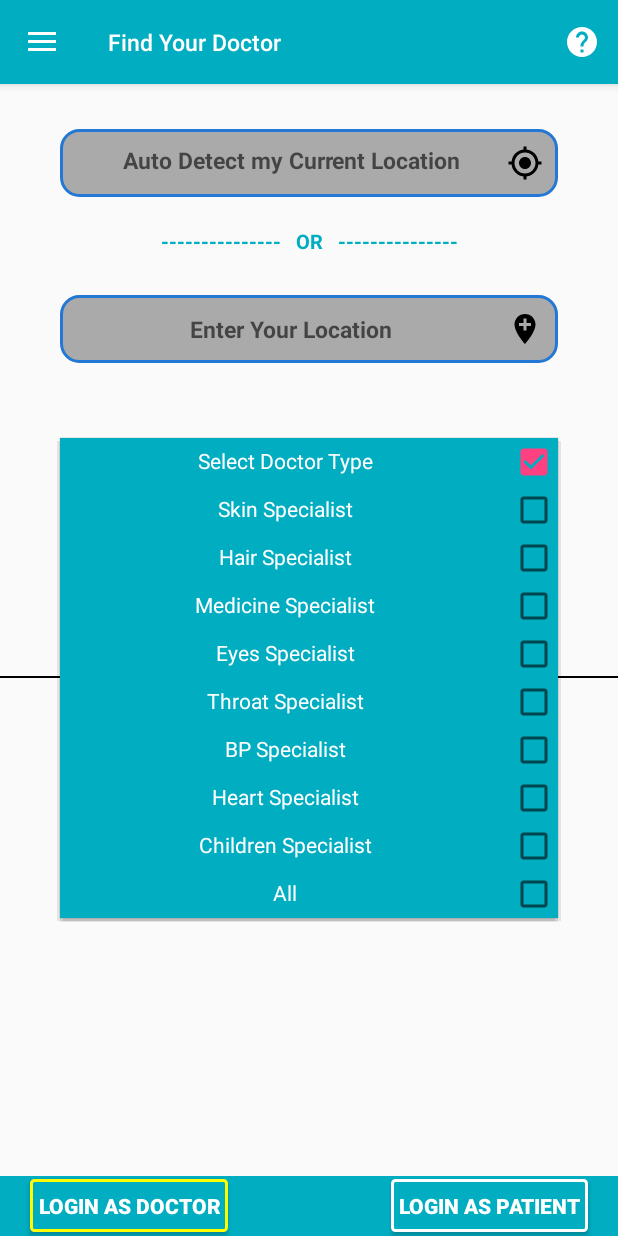
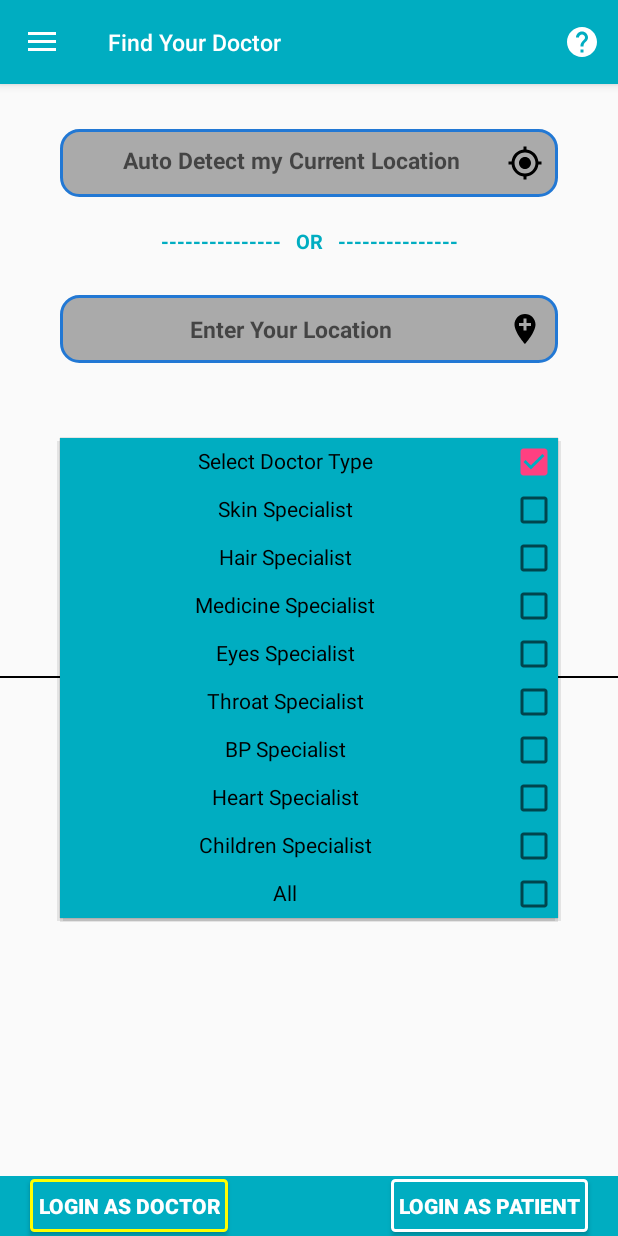
Before and after one commit to Ritika94168/DoctorFinderApp, an Android app: the MainActivity screen opened directly, with no data from a screen before it, after a tap on "Select Doctor Type", on a phone screen of 412 x 824 dp. Run offline under Robolectric (Android 15) with nearby library versions, the phone set to English and light mode, and no system bars; plain views replace CircularProgressButton.

Commit message:
toast1nsnssokkmkm

```diff
--- a/app/src/main/java/com/anshul/doctorfinder/DoctorPersonalDetails.java
+++ b/app/src/main/java/com/anshul/doctorfinder/DoctorPersonalDetails.java
@@ -393,7 +393,7 @@ public class DoctorPersonalDetails extends AppCompatActivity implements AdapterV
                 female.setEnabled(true);
                 others.setEnabled(true);
 
-                doctorImage.setFocusableInTouchMode(true);
+               // doctorImage.setFocusableInTouchMode(true);
                 dname.setFocusableInTouchMode(true);
                 doctorSpinner.setFocusableInTouchMode(true);
                 contact.setFocusableInTouchMode(true);
@@ -412,7 +412,7 @@ public class DoctorPersonalDetails extends AppCompatActivity implements AdapterV
                 others.setFocusableInTouchMode(true);
 
 
-                doctorImage.setFocusable(true);
+             //   doctorImage.setFocusable(true);
                 dname.setFocusable(true);
                 doctorSpinner.setFocusable(true);
                 contact.setFocusable(true);
--- a/app/src/main/java/com/anshul/doctorfinder/MainActivity.java
+++ b/app/src/main/java/com/anshul/doctorfinder/MainActivity.java
@@ -85,6 +85,7 @@ public class MainActivity extends AppCompatActivity implements NavigationView.On
     String s1;
     EditText location;
     SharedPreferences sharedpreferences;
+    Button patientaccount,patientbookings;
     public static final String mypreference = "mypref";
     public static final int MAINMENU_CODE = 200;
     private static final int NETWORK_PERMISSION_CODE = 100;
@@ -155,6 +156,8 @@ public class MainActivity extends AppCompatActivity implements NavigationView.On
         doctorlogin = (Button) findViewById(R.id.loginDoctor);
         myaccountdoctor = (Button) findViewById(R.id.myaccount);
         mybookingsdoctor = (Button) findViewById(R.id.mybookings);
+        patientaccount=(Button)findViewById(R.id.patientaccount);
+        patientbookings=(Button)findViewById(R.id.patientbookings);
         doctorSpinner = (Spinner) findViewById(R.id.doctorSpinner);
 //        addbutton = (FloatingActionButton) findViewById(R.id.floatingButton);
 //        navigation = (BottomNavigationView) findViewById(R.id.bottomNavigationView);
@@ -427,7 +430,9 @@ public class MainActivity extends AppCompatActivity implements NavigationView.On
         if (drawer.isDrawerOpen(GravityCompat.START)) {
             drawer.closeDrawer(GravityCompat.START);
         } else {
-            super.onBackPressed();
+            moveTaskToBack(true);
+            android.os.Process.killProcess(android.os.Process.myPid());
+            System.exit(1);
         }
     }
 
--- a/app/src/main/res/layout/content_main.xml
+++ b/app/src/main/res/layout/content_main.xml
@@ -200,6 +200,38 @@
             android:textColor="@android:color/white"
             android:textStyle="bold" />
         <Button
+            android:id="@+id/patientaccount"
+            android:layout_width="wrap_content"
+            android:layout_height="35dp"
+            android:layout_alignParentLeft="true"
+            android:background="@drawable/border1"
+            android:text="My Account"
+            android:textSize="14dp"
+            android:padding="5dp"
+            android:visibility="gone"
+            android:layout_marginTop="2dp"
+            android:layout_marginBottom="1dp"
+            android:layout_marginLeft="20dp"
+            android:textAlignment="center"
+            android:textColor="@android:color/white"
+            android:textStyle="bold" />
+        <Button
+            android:id="@+id/patientbookings"
+            android:layout_width="wrap_content"
+            android:layout_height="35dp"
+            android:layout_alignParentRight="true"
+            android:background="@drawable/border1"
+            android:text="My Bookings"
+            android:textSize="14dp"
+            android:padding="5dp"
+            android:visibility="gone"
+            android:layout_marginTop="2dp"
+            android:layout_marginBottom="1dp"
+            android:layout_marginLeft="20dp"
+            android:textAlignment="center"
+            android:textColor="@android:color/white"
+            android:textStyle="bold" />
+        <Button
             android:id="@+id/mybookings"
             android:layout_width="wrap_content"
             android:layout_height="35dp"
@@ -209,7 +241,7 @@
             android:layout_marginTop="2dp"
             android:layout_marginBottom="1dp"
             android:background="@drawable/border_2"
-            android:text="My Bookings"
+            android:text="My Patients"
             android:visibility="gone"
             android:layout_marginRight="20dp"
             android:textAlignment="center"
--- a/app/src/main/res/layout/simple_spinner_dropdown.xml
+++ b/app/src/main/res/layout/simple_spinner_dropdown.xml
@@ -7,7 +7,7 @@
     android:ellipsize="marquee"
     android:paddingBottom="5dp"
     android:textAlignment="center"
-    android:textColor="#ffffff"
+    android:textColor="#000000"
     android:checkMark="?android:attr/listChoiceIndicatorMultiple"
     android:background="@color/colorPrimary"
     android:text="Select Doctor Type"
--- a/app/src/main/res/values/styles.xml
+++ b/app/src/main/res/values/styles.xml
@@ -14,7 +14,7 @@
     <style name="spinner_text" >
         <item name="android:layout_width" >fill_parent</item>
         <item name="android:layout_height" >wrap_content</item>
-        <item name="android:textColor" >#ffffff</item>
+        <item name="android:textColor" >#000000</item>
         <item name="android:layout_margin" >3sp</item>
         <item name="android:textSize" >25sp</item>
         <item name="android:textStyle" >bold</item>
```
Also changed, not shown: app/src/main/java/com/anshul/doctorfinder/DoctorLoginScreen.java (+5 -2 lines), app/src/main/java/com/anshul/doctorfinder/PatientLoginScreen.java (+10 -15 lines), app/src/main/java/com/anshul/doctorfinder/WelcomeActivity.java (+10 -3 lines), app/src/main/res/layout/activity_sms_module.xml (+6 -6 lines), app/src/main/res/layout/welcome_slide1.xml (+17 -9 lines).
